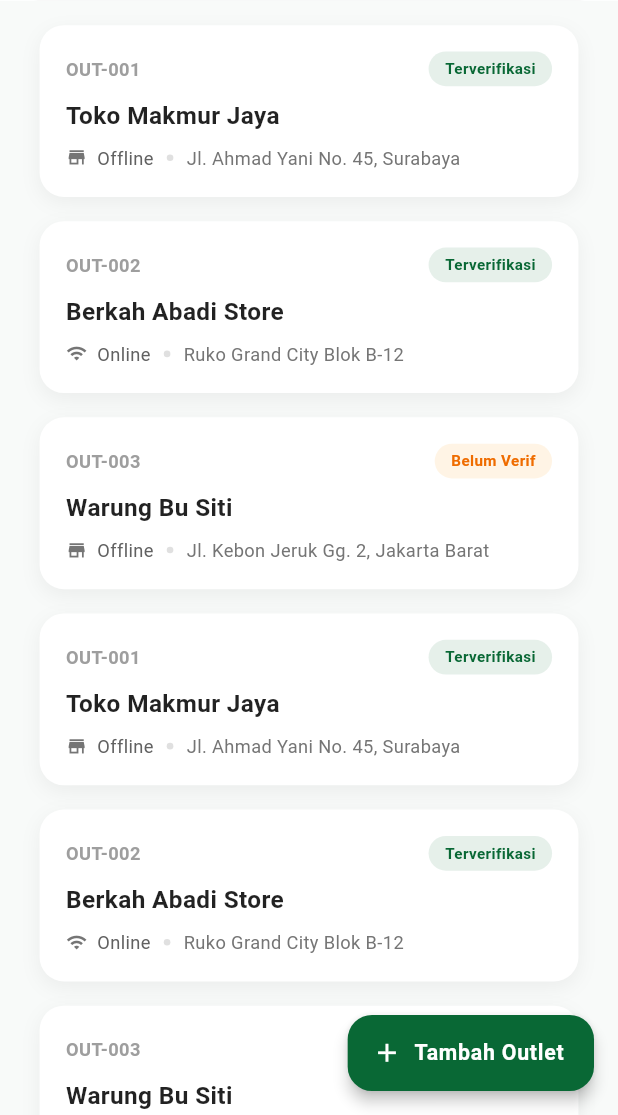
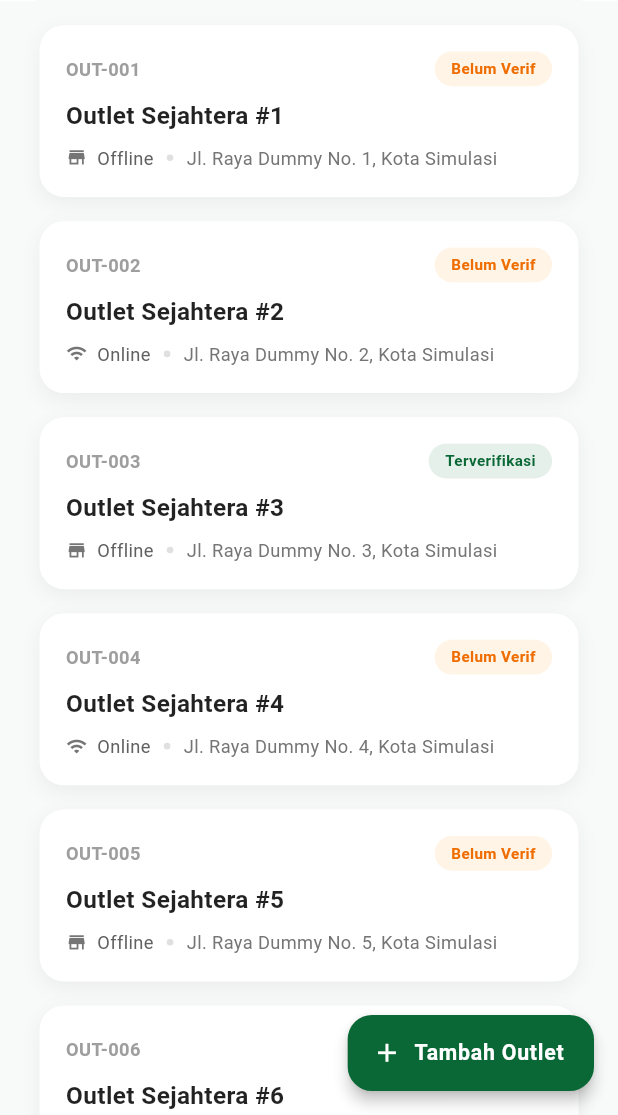
Before and after one commit to rizaldinata/sales-force-automation-mobile-app, a Flutter app: the OutletView screen opened by its route, after a tap on "Tambah Outlet", on a phone screen of 412 x 824 dp, the part 121-1236 px from its top. Run offline on Flutter 3.47's test engine with Material 3 defaults, Android fonts, the phone set to English and light mode, and no system bars; our stand-ins replace cached_network_image, device_info_plus, flutter_map, flutter_screenutil, geolocator, get and 2 more.

Commit message:
Feat(outlet): added pagination

```diff
--- a/lib/modules/outlet/controllers/outlet_controller.dart
+++ b/lib/modules/outlet/controllers/outlet_controller.dart
@@ -5,6 +5,7 @@ import 'package:salesforce_app/modules/outlet/views/widgets/outlet_filter_sheet.
 
 class OutletController extends GetxController {
   final searchC = TextEditingController();
+  final scrollController = ScrollController();
 
   var filterDateMode = 'period'.obs;
 
@@ -16,327 +17,34 @@ class OutletController extends GetxController {
   final statusList = ["Semua", "Terverifikasi", "Belum Verif"];
   var selectedStatus = "Semua".obs;
 
-  final outlets = <OutletModel>[
-    OutletModel(
-      id: "OUT-001",
-      name: "Toko Makmur Jaya",
-      type: "Offline",
-      address: "Jl. Ahmad Yani No. 45, Surabaya",
-      isVerified: true,
-    ),
-    OutletModel(
-      id: "OUT-002",
-      name: "Berkah Abadi Store",
-      type: "Online",
-      address: "Ruko Grand City Blok B-12",
-      isVerified: true,
-    ),
-    OutletModel(
-      id: "OUT-003",
-      name: "Warung Bu Siti",
-      type: "Offline",
-      address: "Jl. Kebon Jeruk Gg. 2, Jakarta Barat",
-      isVerified: false,
-    ),
-    OutletModel(
-      id: "OUT-001",
-      name: "Toko Makmur Jaya",
-      type: "Offline",
-      address: "Jl. Ahmad Yani No. 45, Surabaya",
-      isVerified: true,
-    ),
-    OutletModel(
-      id: "OUT-002",
-      name: "Berkah Abadi Store",
-      type: "Online",
-      address: "Ruko Grand City Blok B-12",
-      isVerified: true,
-    ),
-    OutletModel(
-      id: "OUT-003",
-      name: "Warung Bu Siti",
-      type: "Offline",
-      address: "Jl. Kebon Jeruk Gg. 2, Jakarta Barat",
-      isVerified: false,
-    ),
-    OutletModel(
-      id: "OUT-001",
-      name: "Toko Makmur Jaya",
-      type: "Offline",
-      address: "Jl. Ahmad Yani No. 45, Surabaya",
-      isVerified: true,
-    ),
-    OutletModel(
-      id: "OUT-002",
-      name: "Berkah Abadi Store",
-      type: "Online",
-      address: "Ruko Grand City Blok B-12",
-      isVerified: true,
-    ),
-    OutletModel(
-      id: "OUT-003",
-      name: "Warung Bu Siti",
-      type: "Offline",
-      address: "Jl. Kebon Jeruk Gg. 2, Jakarta Barat",
-      isVerified: false,
-    ),
-    OutletModel(
-      id: "OUT-001",
-      name: "Toko Makmur Jaya",
-      type: "Offline",
-      address: "Jl. Ahmad Yani No. 45, Surabaya",
-      isVerified: true,
-    ),
-    OutletModel(
-      id: "OUT-002",
-      name: "Berkah Abadi Store",
-      type: "Online",
-      address: "Ruko Grand City Blok B-12",
-      isVerified: true,
-    ),
-    OutletModel(
-      id: "OUT-003",
-      name: "Warung Bu Siti",
-      type: "Offline",
-      address: "Jl. Kebon Jeruk Gg. 2, Jakarta Barat",
-      isVerified: false,
-    ),
-    OutletModel(
-      id: "OUT-001",
-      name: "Toko Makmur Jaya",
-      type: "Offline",
-      address: "Jl. Ahmad Yani No. 45, Surabaya",
-      isVerified: true,
-    ),
-    OutletModel(
-      id: "OUT-002",
-      name: "Berkah Abadi Store",
-      type: "Online",
-      address: "Ruko Grand City Blok B-12",
-      isVerified: true,
-    ),
-    OutletModel(
-      id: "OUT-003",
-      name: "Warung Bu Siti",
-      type: "Offline",
-      address: "Jl. Kebon Jeruk Gg. 2, Jakarta Barat",
-      isVerified: false,
-    ),
-    OutletModel(
-      id: "OUT-001",
-      name: "Toko Makmur Jaya",
-      type: "Offline",
-      address: "Jl. Ahmad Yani No. 45, Surabaya",
-      isVerified: true,
-    ),
-    OutletModel(
-      id: "OUT-002",
-      name: "Berkah Abadi Store",
-      type: "Online",
-      address: "Ruko Grand City Blok B-12",
-      isVerified: true,
-    ),
-    OutletModel(
-      id: "OUT-003",
-      name: "Warung Bu Siti",
-      type: "Offline",
-      address: "Jl. Kebon Jeruk Gg. 2, Jakarta Barat",
-      isVerified: false,
-    ),
-    OutletModel(
-      id: "OUT-001",
-      name: "Toko Makmur Jaya",
-      type: "Offline",
-      address: "Jl. Ahmad Yani No. 45, Surabaya",
-      isVerified: true,
-    ),
-    OutletModel(
-      id: "OUT-002",
-      name: "Berkah Abadi Store",
-      type: "Online",
-      address: "Ruko Grand City Blok B-12",
-      isVerified: true,
-    ),
-    OutletModel(
-      id: "OUT-003",
-      name: "Warung Bu Siti",
-      type: "Offline",
-      address: "Jl. Kebon Jeruk Gg. 2, Jakarta Barat",
-      isVerified: false,
-    ),
-    OutletModel(
-      id: "OUT-001",
-      name: "Toko Makmur Jaya",
-      type: "Offline",
-      address: "Jl. Ahmad Yani No. 45, Surabaya",
-      isVerified: true,
-    ),
-    OutletModel(
-      id: "OUT-002",
-      name: "Berkah Abadi Store",
-      type: "Online",
-      address: "Ruko Grand City Blok B-12",
-      isVerified: true,
-    ),
-    OutletModel(
-      id: "OUT-003",
-      name: "Warung Bu Siti",
-      type: "Offline",
-      address: "Jl. Kebon Jeruk Gg. 2, Jakarta Barat",
-      isVerified: false,
-    ),
-    OutletModel(
-      id: "OUT-001",
-      name: "Toko Makmur Jaya",
-      type: "Offline",
-      address: "Jl. Ahmad Yani No. 45, Surabaya",
-      isVerified: true,
-    ),
-    OutletModel(
-      id: "OUT-002",
-      name: "Berkah Abadi Store",
-      type: "Online",
-      address: "Ruko Grand City Blok B-12",
-      isVerified: true,
-    ),
-    OutletModel(
-      id: "OUT-003",
-      name: "Warung Bu Siti",
-      type: "Offline",
-      address: "Jl. Kebon Jeruk Gg. 2, Jakarta Barat",
-      isVerified: false,
-    ),
-    OutletModel(
-      id: "OUT-001",
-      name: "Toko Makmur Jaya",
-      type: "Offline",
-      address: "Jl. Ahmad Yani No. 45, Surabaya",
-      isVerified: true,
-    ),
-    OutletModel(
-      id: "OUT-002",
-      name: "Berkah Abadi Store",
-      type: "Online",
-      address: "Ruko Grand City Blok B-12",
-      isVerified: true,
-    ),
-    OutletModel(
-      id: "OUT-003",
-      name: "Warung Bu Siti",
-      type: "Offline",
-      address: "Jl. Kebon Jeruk Gg. 2, Jakarta Barat",
-      isVerified: false,
-    ),
-    OutletModel(
-      id: "OUT-001",
-      name: "Toko Makmur Jaya",
-      type: "Offline",
-      address: "Jl. Ahmad Yani No. 45, Surabaya",
-      isVerified: true,
-    ),
-    OutletModel(
-      id: "OUT-002",
-      name: "Berkah Abadi Store",
-      type: "Online",
-      address: "Ruko Grand City Blok B-12",
-      isVerified: true,
-    ),
-    OutletModel(
-      id: "OUT-003",
-      name: "Warung Bu Siti",
-      type: "Offline",
-      address: "Jl. Kebon Jeruk Gg. 2, Jakarta Barat",
-      isVerified: false,
-    ),
-    OutletModel(
-      id: "OUT-001",
-      name: "Toko Makmur Jaya",
-      type: "Offline",
-      address: "Jl. Ahmad Yani No. 45, Surabaya",
-      isVerified: true,
-    ),
-    OutletModel(
-      id: "OUT-002",
-      name: "Berkah Abadi Store",
-      type: "Online",
-      address: "Ruko Grand City Blok B-12",
-      isVerified: true,
-    ),
-    OutletModel(
-      id: "OUT-003",
-      name: "Warung Bu Siti",
-      type: "Offline",
-      address: "Jl. Kebon Jeruk Gg. 2, Jakarta Barat",
-      isVerified: false,
-    ),
-    OutletModel(
-      id: "OUT-001",
-      name: "Toko Makmur Jaya",
-      type: "Offline",
-      address: "Jl. Ahmad Yani No. 45, Surabaya",
-      isVerified: true,
-    ),
-    OutletModel(
-      id: "OUT-002",
-      name: "Berkah Abadi Store",
-      type: "Online",
-      address: "Ruko Grand City Blok B-12",
-      isVerified: true,
-    ),
-    OutletModel(
-      id: "OUT-003",
-      name: "Warung Bu Siti",
-      type: "Offline",
-      address: "Jl. Kebon Jeruk Gg. 2, Jakarta Barat",
-      isVerified: false,
-    ),
-    OutletModel(
-      id: "OUT-001",
-      name: "Toko Makmur Jaya",
-      type: "Offline",
-      address: "Jl. Ahmad Yani No. 45, Surabaya",
-      isVerified: true,
-    ),
-    OutletModel(
-      id: "OUT-002",
-      name: "Berkah Abadi Store",
-      type: "Online",
-      address: "Ruko Grand City Blok B-12",
-      isVerified: true,
-    ),
-    OutletModel(
-      id: "OUT-003",
-      name: "Warung Bu Siti",
-      type: "Offline",
-      address: "Jl. Kebon Jeruk Gg. 2, Jakarta Barat",
-      isVerified: false,
-    ),
-    OutletModel(
-      id: "OUT-001",
-      name: "Toko Makmur Jaya",
-      type: "Offline",
-      address: "Jl. Ahmad Yani No. 45, Surabaya",
-      isVerified: true,
-    ),
-    OutletModel(
-      id: "OUT-002",
-      name: "Berkah Abadi Store",
-      type: "Online",
-      address: "Ruko Grand City Blok B-12",
-      isVerified: true,
-    ),
-    OutletModel(
-      id: "OUT-003",
-      name: "Warung Bu Siti",
-      type: "Offline",
-      address: "Jl. Kebon Jeruk Gg. 2, Jakarta Barat",
-      isVerified: false,
-    ),
-  ].obs;
+  final int _limit = 10;
+  var isLoadingMore = false.obs;
+  var hasMore = true.obs;
+
+  final List<OutletModel> _allOutletsSource = [];
+
+  final displayedOutlets = <OutletModel>[].obs;
+
+  @override
+  void onInit() {
+    super.onInit();
+    _generateDummyData();
+    _loadInitialData();
+
+    scrollController.addListener(() {
+      if (scrollController.position.pixels >=
+              scrollController.position.maxScrollExtent &&
+          !isLoadingMore.value &&
+          hasMore.value) {
+        loadMoreOutlets();
+      }
+    });
+  }
 
   @override
   void onClose() {
     searchC.dispose();
+    scrollController.dispose();
     super.onClose();
   }
 
@@ -382,4 +90,51 @@ class OutletController extends GetxController {
       }
     }
   }
+
+  void _generateDummyData() {
+    for (int i = 1; i <= 45; i++) {
+      _allOutletsSource.add(
+        OutletModel(
+          id: "OUT-${i.toString().padLeft(3, '0')}",
+          name: "Outlet Sejahtera #$i",
+          type: i % 2 == 0 ? "Online" : "Offline",
+          address: "Jl. Raya Dummy No. $i, Kota Simulasi",
+          isVerified: i % 3 == 0,
+        ),
+      );
+    }
+  }
+
+  void _loadInitialData() {
+    displayedOutlets.assignAll(_allOutletsSource.take(_limit));
+    if (_allOutletsSource.length <= _limit) {
+      hasMore.value = false;
+    }
+  }
+
+  Future<void> loadMoreOutlets() async {
+    if (isLoadingMore.value || !hasMore.value) return;
+
+    isLoadingMore.value = true;
+
+    await Future.delayed(const Duration(milliseconds: 1500));
+
+    int currentCount = displayedOutlets.length;
+    List<OutletModel> nextData = _allOutletsSource
+        .skip(currentCount)
+        .take(_limit)
+        .toList();
+
+    if (nextData.isNotEmpty) {
+      displayedOutlets.addAll(nextData);
+    } else {
+      hasMore.value = false;
+    }
+
+    if (displayedOutlets.length >= _allOutletsSource.length) {
+      hasMore.value = false;
+    }
+
+    isLoadingMore.value = false;
+  }
 }
--- a/lib/modules/outlet/views/outlet_view.dart
+++ b/lib/modules/outlet/views/outlet_view.dart
@@ -117,24 +117,39 @@ class OutletView extends GetView<OutletController> {
 
             // LIST DATA
             Expanded(
-              child: Obx(
-                () => ListView.builder(
-                  padding: EdgeInsets.symmetric(
-                    horizontal: 24.w,
-                    vertical: 16.h,
-                  ),
-                  itemCount: controller.outlets.length,
+              child: Obx(() {
+                if (controller.displayedOutlets.isEmpty &&
+                    controller.isLoadingMore.value) {
+                  return const Center(child: CircularProgressIndicator());
+                }
+
+                return ListView.builder(
+                  controller: controller.scrollController,
+
+                  padding: EdgeInsets.fromLTRB(24.w, 16.h, 24.w, 80.h),
+
+                  itemCount:
+                      controller.displayedOutlets.length +
+                      (controller.hasMore.value ? 1 : 0),
+
                   itemBuilder: (context, index) {
-                    final outlet = controller.outlets[index];
-                    return OutletCard(
-                      outlet: outlet,
-                      onTap: () {
-                        // Aksi saat card diklik
-                      },
-                    );
+                    if (index == controller.displayedOutlets.length) {
+                      return Padding(
+                        padding: EdgeInsets.all(16.h),
+                        child: const Center(
+                          child: SizedBox(
+                            width: 24,
+                            height: 24,
+                            child: CircularProgressIndicator(strokeWidth: 2.5),
+                          ),
+                        ),
+                      );
+                    }
+                    final outlet = controller.displayedOutlets[index];
+                    return OutletCard(outlet: outlet, onTap: () {});
                   },
-                ),
-              ),
+                );
+              }),
             ),
           ],
         ),
--- a/lib/modules/outlet/views/widgets/outlet_filter_sheet.dart
+++ b/lib/modules/outlet/views/widgets/outlet_filter_sheet.dart
@@ -4,7 +4,7 @@ import 'package:flutter_screenutil/flutter_screenutil.dart';
 import 'package:intl/intl.dart';
 import 'package:salesforce_app/app/ui/theme/app_theme.dart';
 import 'package:salesforce_app/app/ui/theme/app_constants.dart';
-import 'package:salesforce_app/app/ui/widgets/custom_radio_field.dart'; // Kita pakai ulang widget ini!
+import 'package:salesforce_app/app/ui/widgets/custom_radio_field.dart';
 import 'package:salesforce_app/modules/outlet/controllers/outlet_controller.dart';
 
 class OutletFilterSheet extends GetView<OutletController> {
@@ -49,7 +49,6 @@ class OutletFilterSheet extends GetView<OutletController> {
           Divider(thickness: 1, color: Colors.grey[200]),
           SizedBox(height: 16.h),
 
-          // 2. FILTER STATUS (Pakai CustomRadioField Boxed yg sudah kita buat)
           Obx(
             () => CustomRadioField(
               label: "Status Outlet",
@@ -133,22 +132,27 @@ class OutletFilterSheet extends GetView<OutletController> {
   Widget _buildTabItem(String label, String value, String groupValue) {
     bool isSelected = value == groupValue;
     return Expanded(
-      child: InkWell(
+      // PERBAIKAN: Ganti InkWell dengan GestureDetector
+      // Ini menghilangkan efek "tertekan/ripple" yang mengganggu
+      child: GestureDetector(
         onTap: () => controller.filterDateMode.value = value,
-        borderRadius: BorderRadius.circular(12.r),
+        // behavior: HitTestBehavior.opaque penting agar area kosong tetap bisa diklik
+        behavior: HitTestBehavior.opaque,
         child: AnimatedContainer(
           duration: const Duration(milliseconds: 200),
+          curve: Curves.easeInOut, // Tambah curve agar lebih smooth
           padding: EdgeInsets.symmetric(vertical: 10.h),
           decoration: BoxDecoration(
             color: isSelected ? Colors.white : Colors.transparent,
             borderRadius: BorderRadius.circular(
-              12.r,
-            ), // Sedikit lebih kecil dari container luar
+              AppRadius.lg - 4,
+            ), // Radius dalam sedikit lebih kecil
             boxShadow: isSelected
                 ? [
                     BoxShadow(
-                      color: Colors.black.withOpacity(0.05),
+                      color: Colors.black.withOpacity(0.08),
                       blurRadius: 4,
+                      offset: const Offset(0, 2),
                     ),
                   ]
                 : [],
```
